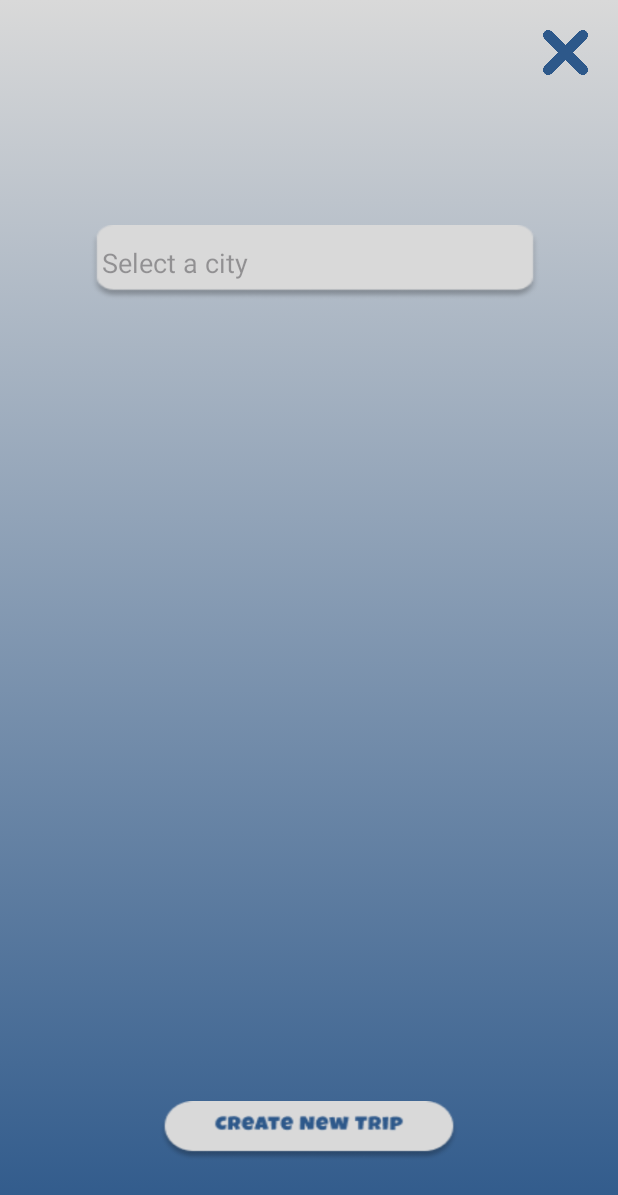
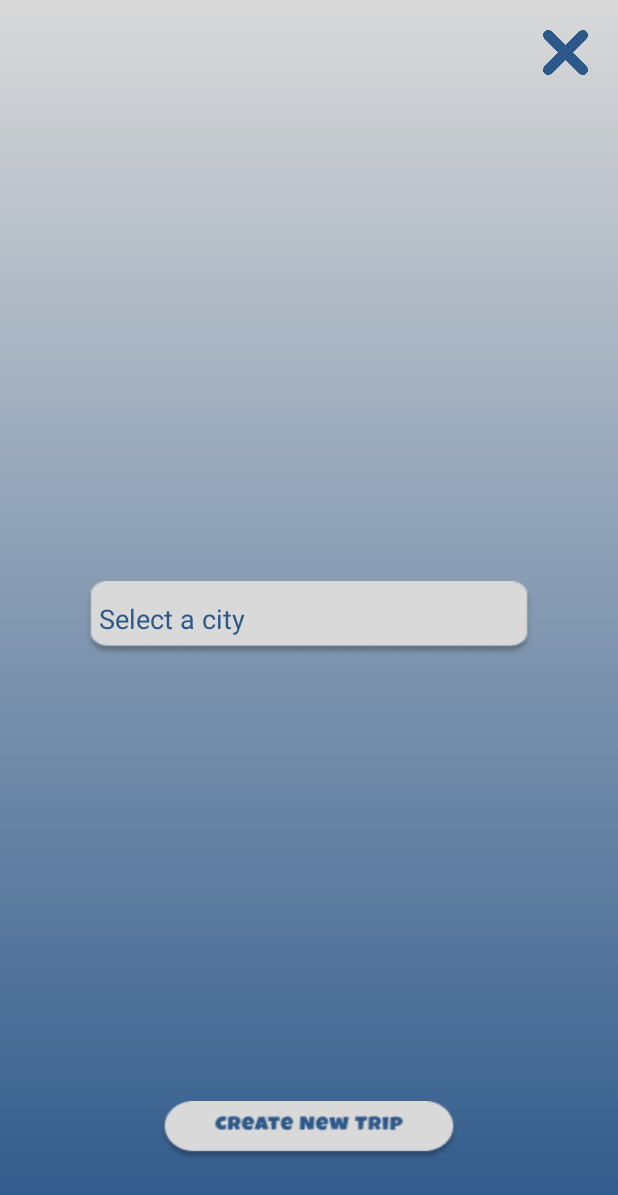
Before and after one commit to immonica/TravelApp, an Android app: the screen it shows after launch (MainActivity), after a tap on an icon or button, on a phone screen of 412 x 824 dp. Shown: the top 1195 px of the screen. Run offline under Robolectric (Android 15) with nearby library versions, the phone set to English and light mode, and no system bars.

Commit message:
Insert text in PopUpFragment and press enter to go to HomeFragment

```diff
--- a/app/src/main/java/fragments/HomeFragment.java
+++ b/app/src/main/java/fragments/HomeFragment.java
@@ -33,10 +33,22 @@ public class HomeFragment extends Fragment implements OnMapReadyCallback {
     private Location currentLocation;
     private FusedLocationProviderClient fusedLocationProviderClient;
 
+    private String mSearchQuery;
+
     @Nullable
     @Override
     public View onCreateView(@NonNull LayoutInflater inflater, @Nullable ViewGroup container, @Nullable Bundle savedInstanceState) {
         View rootView = inflater.inflate(R.layout.fragment_home, container, false);
+
+        Bundle args = getArguments();
+        if (args != null) {
+            mSearchQuery = args.getString("searchQuery");
+            if (mSearchQuery != null && !mSearchQuery.isEmpty()) {
+                // Perform search using mSearchQuery
+                // Call a method to handle the search, e.g., geoLocate()
+            }
+        }
+
         return rootView;
     }
 
@@ -55,17 +67,6 @@ public class HomeFragment extends Fragment implements OnMapReadyCallback {
                 ((MainActivity) requireActivity()).navigateToPopUpFragment();
             }
         });
-    }
-
-    private void openPopupFragment() {
-        // Create an instance of the PopupFragment
-        PopUpFragment popupFragment = new PopUpFragment();
-
-        // Begin a fragment transaction to replace the current fragment with the popup fragment
-        getParentFragmentManager().beginTransaction()
-                .replace(R.id.fragmentContainer, popupFragment) // R.id.fragment_container is the ID of the container layout in your activity
-                .addToBackStack(null) // Add the transaction to the back stack to enable navigation back to the previous fragment
-                .commit();
     }
 
     private void getLastLocation() {
--- a/app/src/main/java/fragments/PopUpFragment.java
+++ b/app/src/main/java/fragments/PopUpFragment.java
@@ -1,22 +1,48 @@
 package fragments;
 
 import android.os.Bundle;
+import android.view.KeyEvent;
 import android.view.LayoutInflater;
 import android.view.View;
 import android.view.ViewGroup;
+import android.view.inputmethod.EditorInfo;
+import android.widget.EditText;
+import android.widget.TextView;
+
 import androidx.annotation.NonNull;
 import androidx.annotation.Nullable;
 import androidx.fragment.app.Fragment;
+
+import com.example.travelapp.MainActivity;
 import com.example.travelapp.R;
 
 public class PopUpFragment extends Fragment {
 
-    private View rootView;
+    private EditText mSearchText;
 
     @Nullable
     @Override
     public View onCreateView(@NonNull LayoutInflater inflater, @Nullable ViewGroup container, @Nullable Bundle savedInstanceState) {
-        rootView = inflater.inflate(R.layout.fragment_popup, container, false);
+        View rootView = inflater.inflate(R.layout.fragment_popup, container, false);
+
+        // Initialize EditText for search
+        mSearchText = rootView.findViewById(R.id.editText);
+
+        // Set listener for search action
+        mSearchText.setOnEditorActionListener(new TextView.OnEditorActionListener() {
+            @Override
+            public boolean onEditorAction(TextView v, int actionId, KeyEvent event) {
+                if (actionId == EditorInfo.IME_ACTION_SEARCH || actionId == EditorInfo.IME_ACTION_DONE ||
+                        event.getAction() == KeyEvent.ACTION_DOWN || event.getAction() == KeyEvent.KEYCODE_ENTER) {
+                    // Handle search action
+                    String query = mSearchText.getText().toString();
+                    // Pass search query to HomeFragment and navigate to it
+                    ((MainActivity) requireActivity()).navigateToHomeFragmentWithSearch(query);
+                    return true;
+                }
+                return false;
+            }
+        });
 
         // Button Click Listener
         rootView.findViewById(R.id.delete_button).setOnClickListener(new View.OnClickListener() {
--- a/app/src/main/res/layout/fragment_popup.xml
+++ b/app/src/main/res/layout/fragment_popup.xml
@@ -24,11 +24,11 @@
         android:id="@+id/rectangleImageView"
         android:layout_width="300dp"
         android:layout_height="50dp"
-        android:layout_marginStart="60dp"
-        android:layout_marginTop="150dp"
+        app:layout_constraintBottom_toBottomOf="parent"
+        app:layout_constraintEnd_toEndOf="parent"
+        app:layout_constraintStart_toStartOf="parent"
         android:src="@drawable/insert_text_space"
         android:scaleType="fitXY"
-        app:layout_constraintStart_toStartOf="parent"
         app:layout_constraintTop_toTopOf="parent" />
 
     <!-- EditText for user input -->
@@ -36,14 +36,17 @@
         android:id="@+id/editText"
         android:layout_width="0dp"
         android:layout_height="wrap_content"
-        android:layout_marginStart="8dp"
-        android:layout_marginEnd="8dp"
+        android:layout_marginStart="10dp"
+        android:layout_marginEnd="10dp"
         android:hint="Select a city"
+        android:textColor="@color/blue"
+        android:textColorHint="@color/blue"
         android:background="@android:color/transparent"
         app:layout_constraintTop_toTopOf="@id/rectangleImageView"
         app:layout_constraintStart_toStartOf="@id/rectangleImageView"
         app:layout_constraintEnd_toEndOf="@id/rectangleImageView"
-        app:layout_constraintBottom_toBottomOf="@id/rectangleImageView" />
+        app:layout_constraintBottom_toBottomOf="@id/rectangleImageView"
+        android:imeOptions="actionSearch"/>
 
     <!-- Create Trip Button -->
     <ImageView
```
Also changed, not shown: app/src/main/java/com/example/travelapp/MainActivity.java (+11 -0 lines).
